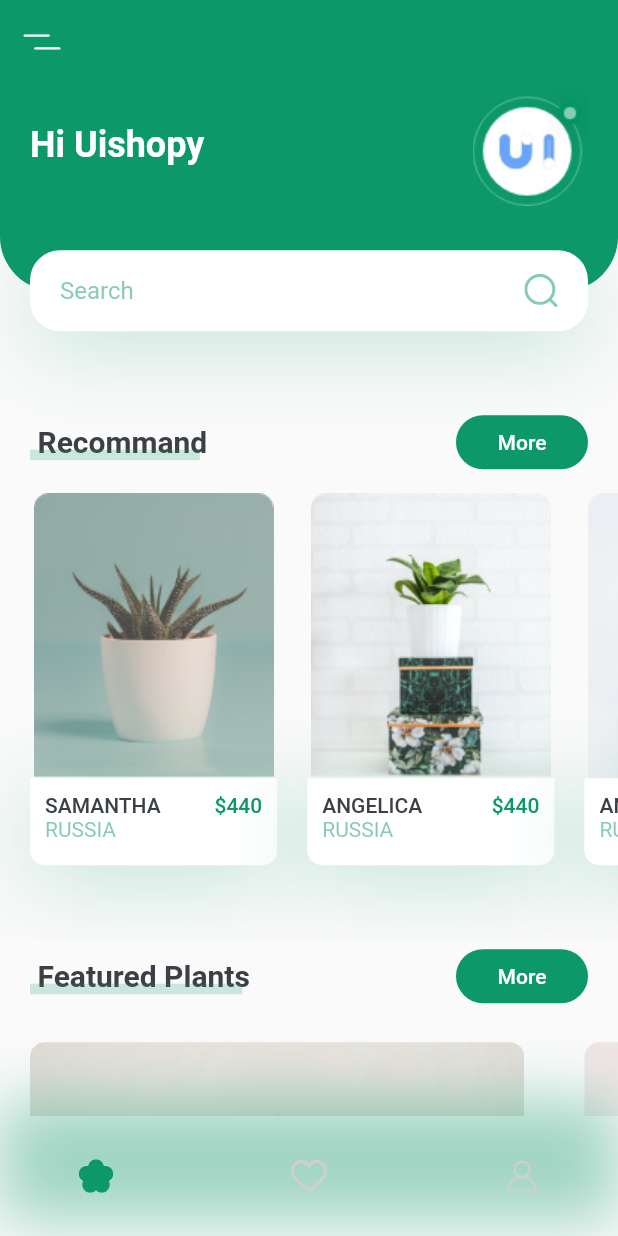
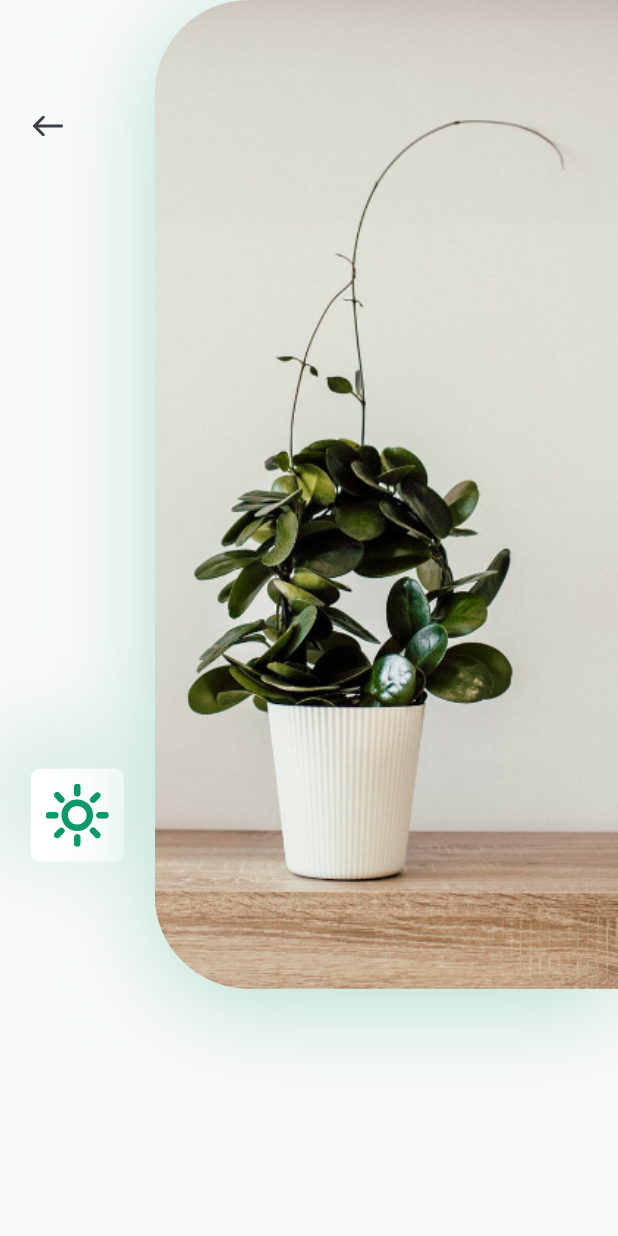
Before and after one commit to zhanghao19920218/plant_ui, a Flutter app: the screen it shows after launch, after a tap on an icon or button, on a phone screen of 412 x 824 dp. Run offline on Flutter 3.47's test engine with Material 2 defaults, Android fonts, the phone set to English and light mode, and no system bars; our stand-ins replace flutter_svg.

Commit message:
1.详情界面新增产品 2.新增输入按钮

```diff
--- /dev/null
+++ b/lib/screens/details/components/body.dart
@@ -0,0 +1,81 @@
+import 'package:flutter/material.dart';
+import 'package:flutter_svg/flutter_svg.dart';
+import 'package:plant_ui/constants.dart';
+
+class Body extends StatelessWidget {
+  @override
+  Widget build(BuildContext context) {
+    Size size = MediaQuery.of(context).size;
+    return Column(
+      children: [
+        SizedBox(
+          height: size.height * 0.8,
+          child: Row(
+            children: [
+              Expanded(
+                child: Padding(
+                  padding: const EdgeInsets.symmetric(vertical: kDefaultPadding * 3),
+                  child: Column(
+                    children: [
+                      Align(
+                        alignment: Alignment.topLeft,
+                        child: IconButton(
+                          padding: const EdgeInsets.symmetric(horizontal: kDefaultPadding),
+                          icon: SvgPicture.asset("assets/icons/back_arrow.svg"),
+                          onPressed: () {
+                            Navigator.of(context).pop();
+                          },
+                        ),
+                      ),
+                      Spacer(),
+                      Container(
+                        height: 62,
+                        width: 62,
+                        margin: EdgeInsets.symmetric(vertical: size.height * 0.03),
+                        padding: const EdgeInsets.all(kDefaultPadding / 2),
+                        decoration: BoxDecoration(
+                          color: Colors.white,
+                          borderRadius: BorderRadius.all(Radius.circular(6)),
+                          boxShadow: [
+                            BoxShadow(
+                              offset: Offset(-15, -15),
+                              blurRadius: 60,
+                              color: kPrimaryColor.withOpacity(0.29)
+                            )
+                          ],
+                        ),
+                        child: SvgPicture.asset("assets/icons/sun.svg"),
+                      )
+                    ],
+                  ),
+                ),
+              ),
+              Container(
+                height: size.height * 0.8,
+                width: size.width * 0.75,
+                decoration: BoxDecoration(
+                  borderRadius: BorderRadius.only(
+                    topLeft: Radius.circular(63),
+                    bottomLeft: Radius.circular(63)
+                  ),
+                  boxShadow: [
+                    BoxShadow(
+                      offset: Offset(0, 10),
+                      blurRadius: 60,
+                      color: kPrimaryColor.withOpacity(0.29)
+                    )
+                  ],
+                  image: DecorationImage(
+                    alignment: Alignment.centerLeft,
+                    fit: BoxFit.cover,
+                    image: AssetImage("assets/images/img.png")
+                  )
+                ),
+              )
+            ],
+          ),
+        )
+      ],
+    );
+  }
+}
--- a/lib/screens/details/details_screen.dart
+++ b/lib/screens/details/details_screen.dart
@@ -1 +1,11 @@
 import 'package:flutter/material.dart';
+import 'package:plant_ui/screens/details/components/body.dart';
+
+class DetailScreen extends StatelessWidget {
+  @override
+  Widget build(BuildContext context) {
+    return Scaffold(
+      body: Body(),
+    );
+  }
+}
--- a/lib/screens/home/components/recommands_plants.dart
+++ b/lib/screens/home/components/recommands_plants.dart
@@ -1,4 +1,5 @@
 import 'package:flutter/material.dart';
+import 'package:plant_ui/screens/details/details_screen.dart';
 import 'package:plant_ui/screens/home/components/recommand_plant_card.dart';
 
 class RecommandsPlants extends StatelessWidget {
@@ -17,7 +18,13 @@ class RecommandsPlants extends StatelessWidget {
             name: "Samantha",
             location: "Russia",
             price: "440",
-            onPressed: () {},
+            onPressed: () {
+              Navigator.of(context).push(MaterialPageRoute(
+                builder: (BuildContext context) {
+                  return DetailScreen();
+                }
+              ));
+            },
           ),
           RecommandPlantCard(
             assertUrl: "assets/images/image_2.png",
```
